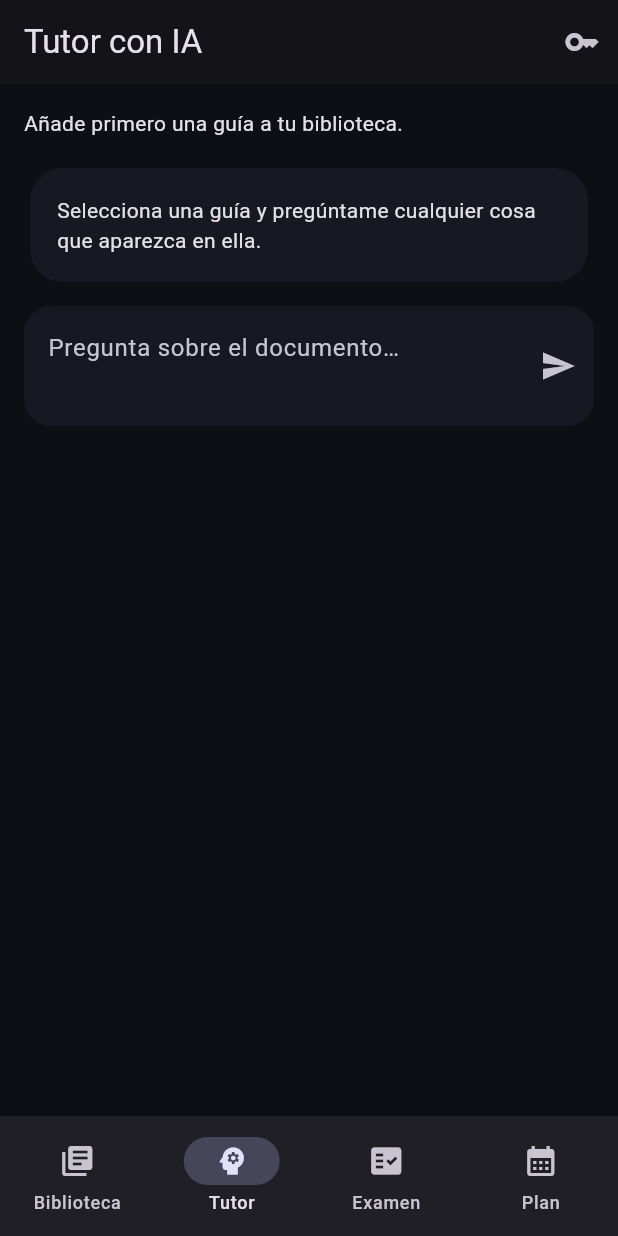
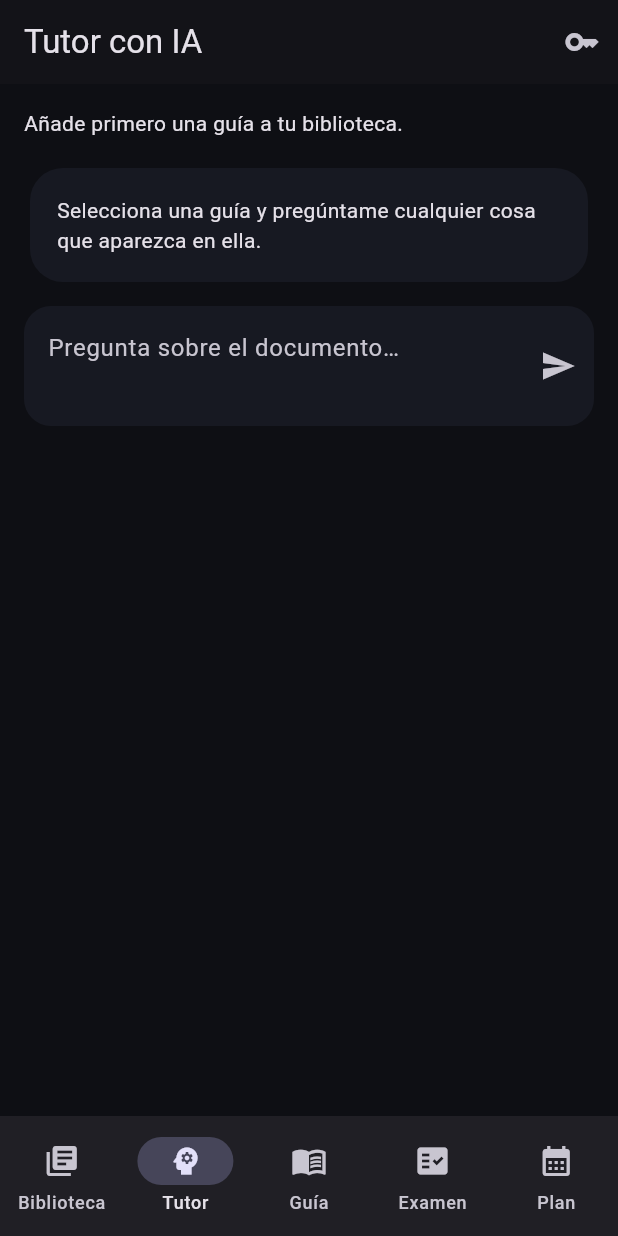
Before and after one commit to angeljo0801/ESTUDIO, a Flutter app: the screen it shows after launch, item 2 of the bottom bar chosen, on a phone screen of 412 x 824 dp. Run offline on Flutter 3.47's test engine with Material 3 defaults, Android fonts, the light colour scheme and no system bars; our stand-ins replace file_picker, shared_preferences; missing offline and left inert: pdfrx.

Commit message:
Integrar guías de estudio generadas por IA

```diff
--- a/memora_upgrade/lib/app_shell.dart
+++ b/memora_upgrade/lib/app_shell.dart
@@ -4,6 +4,7 @@ import 'home_page.dart';
 import 'tutor_page.dart';
 import 'study_plan_page.dart';
 import 'daily_exam_page.dart';
+import 'ai_study_guide_page.dart';
 
 class AppShell extends StatefulWidget {
   const AppShell({super.key, required this.store});
@@ -16,6 +17,7 @@ class _AppShellState extends State<AppShell>{
     body:IndexedStack(index:i,children:[
       HomePage(store:widget.store),
       TutorPage(store:widget.store),
+      AiStudyGuidePage(store:widget.store),
       DailyExamPage(store:widget.store),
       StudyPlanPage(store:widget.store),
     ]),
@@ -24,6 +26,7 @@ class _AppShellState extends State<AppShell>{
       destinations:const [
         NavigationDestination(icon:Icon(Icons.library_books),label:'Biblioteca'),
         NavigationDestination(icon:Icon(Icons.psychology),label:'Tutor'),
+        NavigationDestination(icon:Icon(Icons.menu_book),label:'Guía'),
         NavigationDestination(icon:Icon(Icons.fact_check),label:'Examen'),
         NavigationDestination(icon:Icon(Icons.calendar_month),label:'Plan'),
       ],
```
